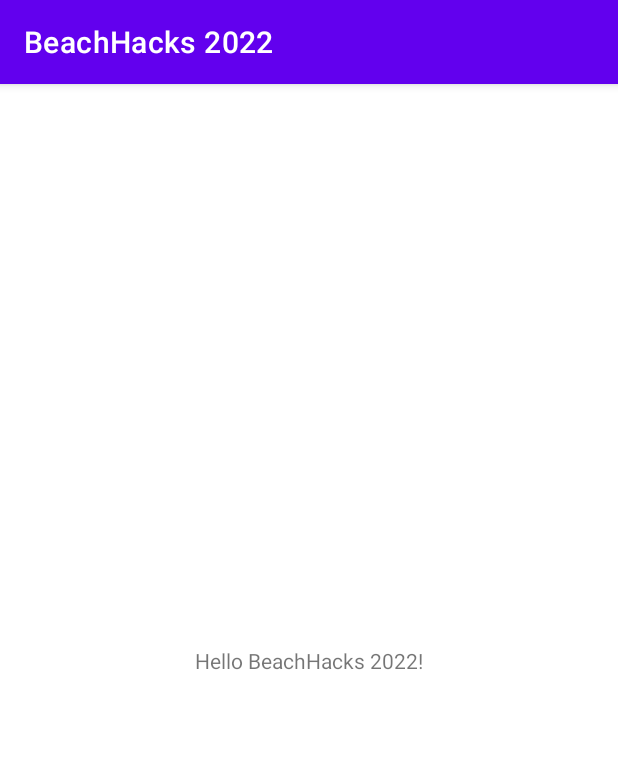
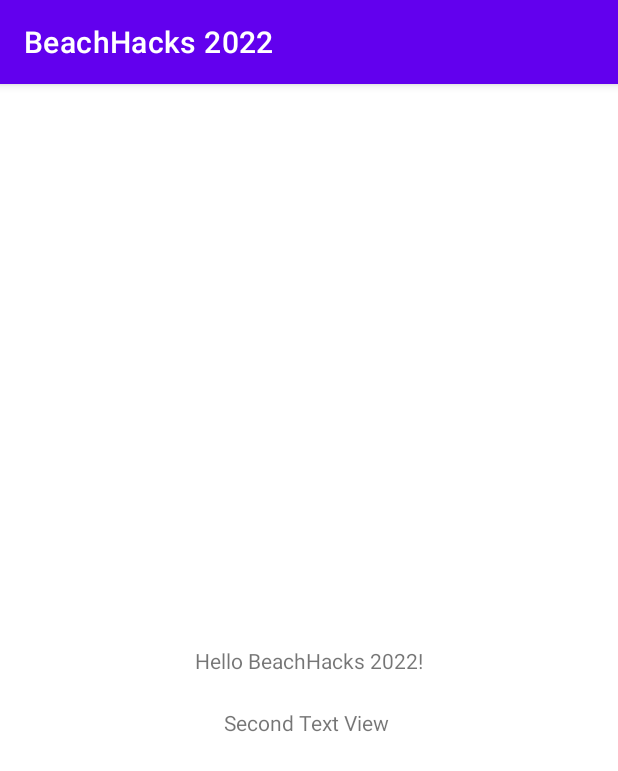
Before and after one commit to smlgrc/BeachHacks-2022, an Android app: the screen it shows after launch (MainActivity), on a phone screen of 412 x 824 dp. Shown: the top 771 px of the screen. Run offline under Robolectric (Android 15) with nearby library versions, the phone set to English and light mode, and no system bars.

Commit message:
Added A second Text View to test

```diff
--- a/app/src/main/res/layout/activity_main.xml
+++ b/app/src/main/res/layout/activity_main.xml
@@ -5,6 +5,17 @@
     android:layout_width="match_parent"
     android:layout_height="match_parent"
     tools:context=".MainActivity">
+
+    <TextView
+        android:id="@+id/textView"
+        android:layout_width="wrap_content"
+        android:layout_height="wrap_content"
+        android:text="Second Text View "
+        app:layout_constraintBottom_toBottomOf="parent"
+        app:layout_constraintLeft_toLeftOf="parent"
+        app:layout_constraintRight_toRightOf="parent"
+        app:layout_constraintTop_toTopOf="parent"
+        app:layout_constraintVertical_bias="0.556" />
 
     <TextView
         android:layout_width="wrap_content"
```
